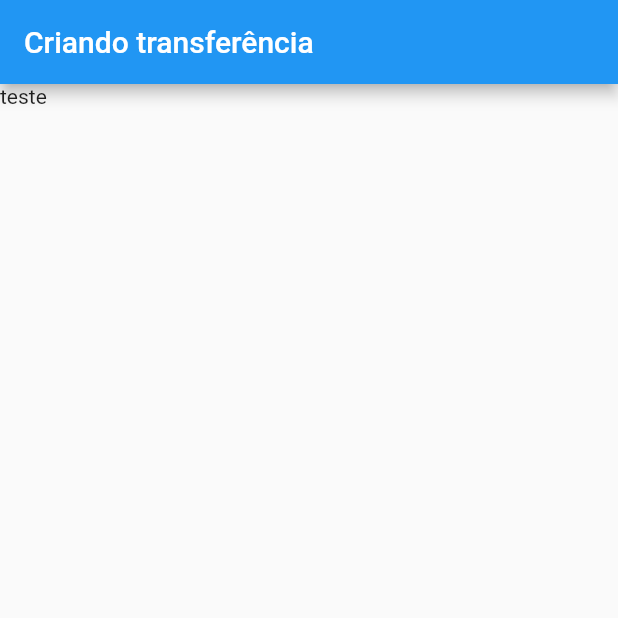
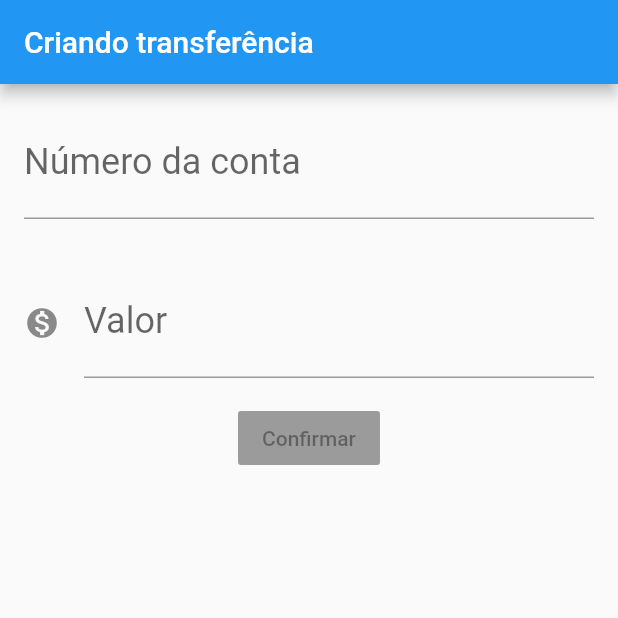
Before and after one commit to Henriquemcc/Aprendendo_Flutter, a Flutter app: the screen it shows after launch, on a phone screen of 412 x 824 dp, the top half of it. Run offline on Flutter 3.47's test engine with Material 2 defaults, Android fonts, the phone set to English and light mode, and no system bars.

Commit message:
Parte 3 da aula 3 do curso Fundamentos de Flutter: Crie o seu primeiro App

```diff
--- a/bytebank/lib/main.dart
+++ b/bytebank/lib/main.dart
@@ -23,7 +23,33 @@ class FormularioTransferencia extends StatelessWidget {
         appBar: AppBar(
           title: Text("Criando transferência"),
         ),
-        body: Text("teste"));
+        body: Column(
+          children: <Widget>[
+            Padding(
+              padding: const EdgeInsets.all(16.0),
+              child: TextField(
+                style: TextStyle(fontSize: 24.0),
+                decoration: InputDecoration(
+                    labelText: 'Número da conta', hintText: '0000'),
+                keyboardType: TextInputType.number,
+              ),
+            ),
+            Padding(
+              padding: const EdgeInsets.all(16.0),
+              child: TextField(
+                style: TextStyle(fontSize: 24.0),
+                decoration: InputDecoration(
+                    icon: Icon(Icons.monetization_on),
+                    labelText: 'Valor',
+                    hintText: '0000'),
+                keyboardType: TextInputType.number,
+              ),
+            ),
+            RaisedButton(
+              child: Text("Confirmar"),
+            ),
+          ],
+        ));
   }
 }
 
```
